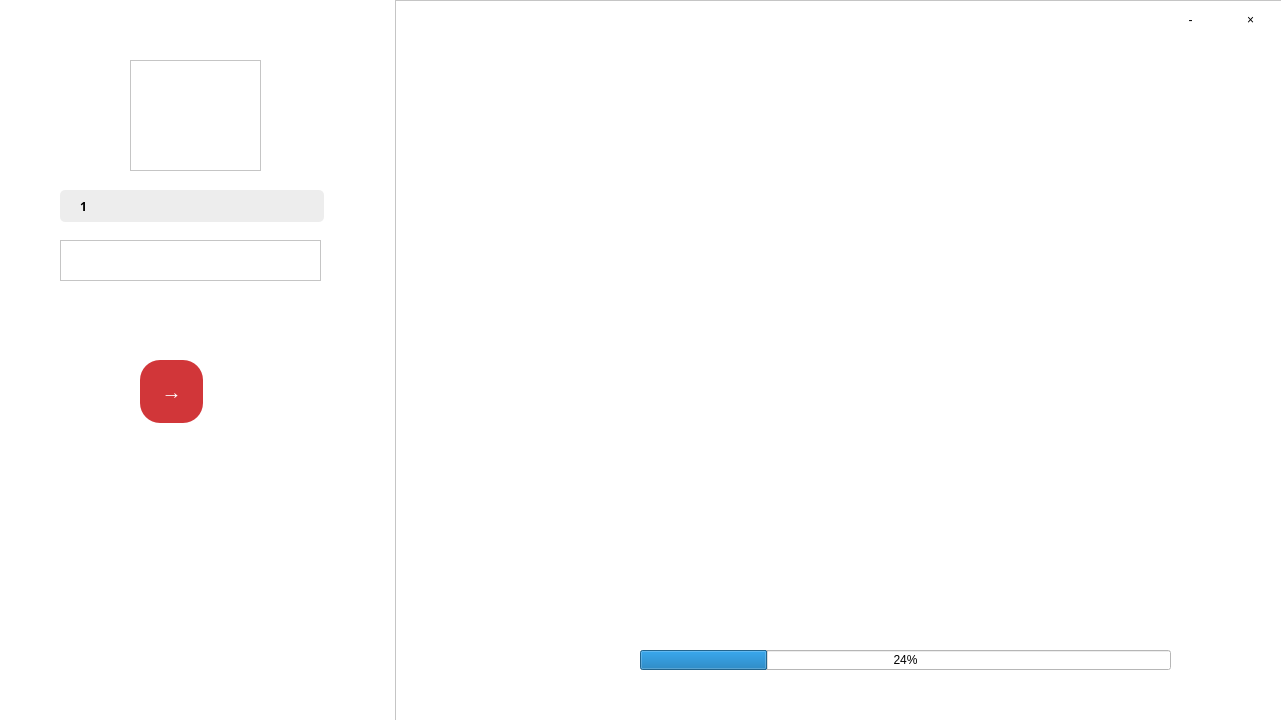
Old version of the form login.ui in the repository zyxeeker/riot-launcher.
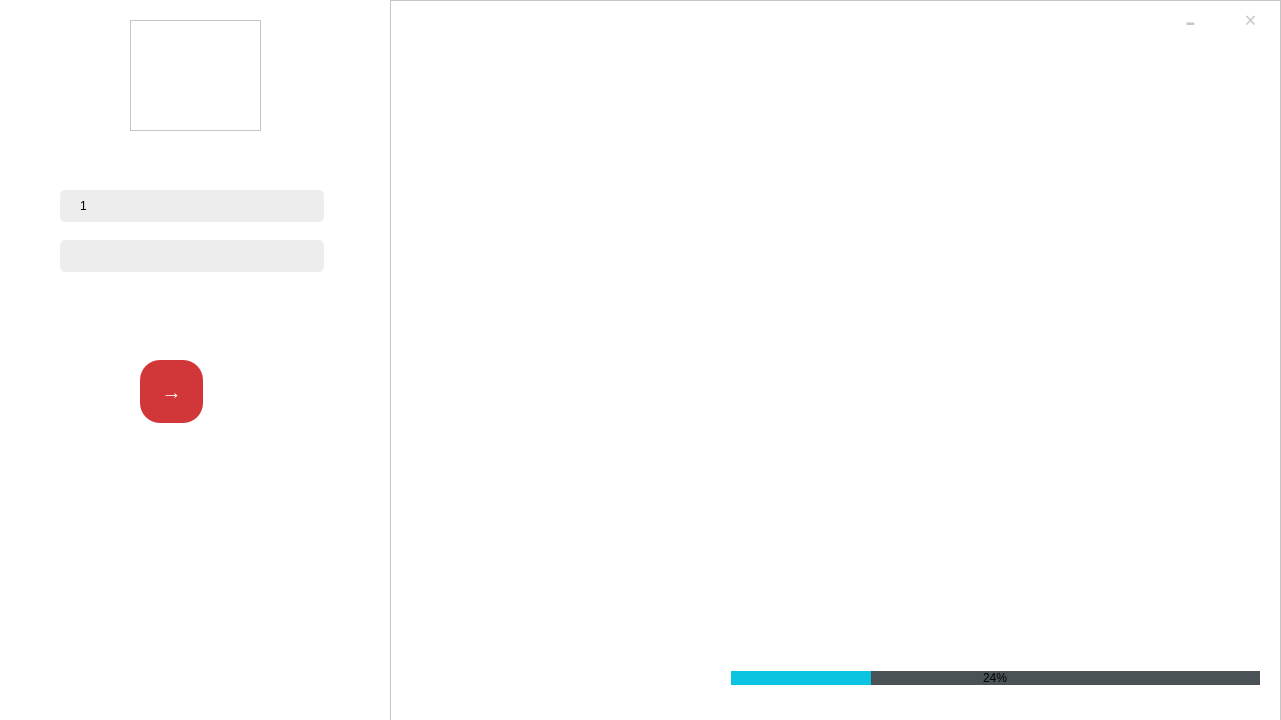
New version of the form.

```diff
--- a/login.ui
+++ b/login.ui
@@ -10,6 +10,12 @@
     <height>720</height>
    </rect>
   </property>
+  <property name="maximumSize">
+   <size>
+    <width>1281</width>
+    <height>720</height>
+   </size>
+  </property>
   <property name="windowTitle">
    <string>MainWindow</string>
   </property>
@@ -22,12 +28,24 @@
    <widget class="QProgressBar" name="downloading">
     <property name="geometry">
      <rect>
-      <x>640</x>
-      <y>650</y>
+      <x>730</x>
+      <y>670</y>
       <width>531</width>
-      <height>20</height>
+      <height>16</height>
      </rect>
     </property>
+    <property name="styleSheet">
+     <string notr="true">QProgressBar{
+border:1px solid #FFFFFF;
+background:#4A5256;
+text-align: center;
+}
+
+QProgressBar::chunk {
+    background-color: #0BC4E2;
+    width: 20px;
+}</string>
+    </property>
     <property name="value">
      <number>24</number>
     </property>
@@ -44,15 +62,9 @@
       <height>32</height>
      </rect>
     </property>
-    <property name="font">
-     <font>
-      <family>微软雅黑</family>
-      <weight>75</weight>
-      <bold>true</bold>
-     </font>
-    </property>
     <property name="styleSheet">
      <string notr="true">QComboBox#area{
+font-family: 微软雅黑;
 padding-left:20px;
 	background-color:#EDEDED;
 	border-radius:5px;
@@ -73,32 +85,25 @@
 border-radius:10px;
 }
 
-QComboBox QAbstractItemView {
-border:1px solid #dddddd;
-outline:0px;
-height:63px;
-
-} 
+QComboBox QAbstractItemView
+{
+height:500px;
+border: 12px; 
+color: #C7C7C7;
+background-color: #111111;
+selection-color: white; 
+selection-background-color: #111111; 
+padding-left:20px;
+}
 
 QComboBox QAbstractItemView::item
+
 {
-padding-left:20px;
-    height: 24px;
-background:#111111;
-color:#C7C7C7;
-}
 
+height: 100px;
 
-QComboBox QAbstractItemView::item:hover
-{	
-background-color:#111111;
-    color:white;
-}
+min-height:100px;
 
-QComboBox QAbstractItemView::item:selected
-{	
-background-color:#111111;
-    color:white;
 }</string>
     </property>
     <item>
@@ -359,10 +364,24 @@
       <height>41</height>
      </rect>
     </property>
+    <property name="font">
+     <font>
+      <family>微软雅黑</family>
+      <pointsize>16</pointsize>
+      <weight>50</weight>
+      <bold>false</bold>
+     </font>
+    </property>
     <property name="styleSheet">
      <string notr="true">QPushButton{
+color:#C7C7C7;
 border-top:0px solid #e8f3f9;
 background:  transparent; 
+}
+
+QPushButton::hover{
+color:white;
+background:  rgba(222,222,222,0.2); 
 }</string>
     </property>
     <property name="text">
@@ -378,10 +397,24 @@
       <height>41</height>
      </rect>
     </property>
+    <property name="font">
+     <font>
+      <family>微软雅黑 Light</family>
+      <pointsize>24</pointsize>
+      <weight>50</weight>
+      <bold>false</bold>
+     </font>
+    </property>
     <property name="styleSheet">
      <string notr="true">QPushButton{
+color:#C7C7C7;
 border-top:0px solid #e8f3f9;
 background:  transparent; 
+}
+
+QPushButton::hover{
+color:white;
+background:  rgba(222,222,222,0.2); 
 }</string>
     </property>
     <property name="text">
@@ -391,7 +424,7 @@
    <widget class="QGraphicsView" name="background">
     <property name="geometry">
      <rect>
-      <x>395</x>
+      <x>390</x>
       <y>0</y>
       <width>891</width>
       <height>721</height>
@@ -402,7 +435,7 @@
     <property name="geometry">
      <rect>
       <x>130</x>
-      <y>60</y>
+      <y>20</y>
       <width>131</width>
       <height>111</height>
      </rect>
@@ -413,10 +446,20 @@
      <rect>
       <x>60</x>
       <y>240</y>
-      <width>261</width>
-      <height>41</height>
+      <width>264</width>
+      <height>32</height>
      </rect>
     </property>
+    <property name="styleSheet">
+     <string notr="true">QTextBrowser{
+padding-left:20px;
+	background-color:#EDEDED;
+	border-radius:5px;
+}
+QTextBrowser::hover{
+	background-color:#E7E7E7;
+}</string>
+    </property>
    </widget>
    <zorder>area</zorder>
    <zorder>login</zorder>
```
Left out of the diff: 35 changed lines with no effect on the pictures.
